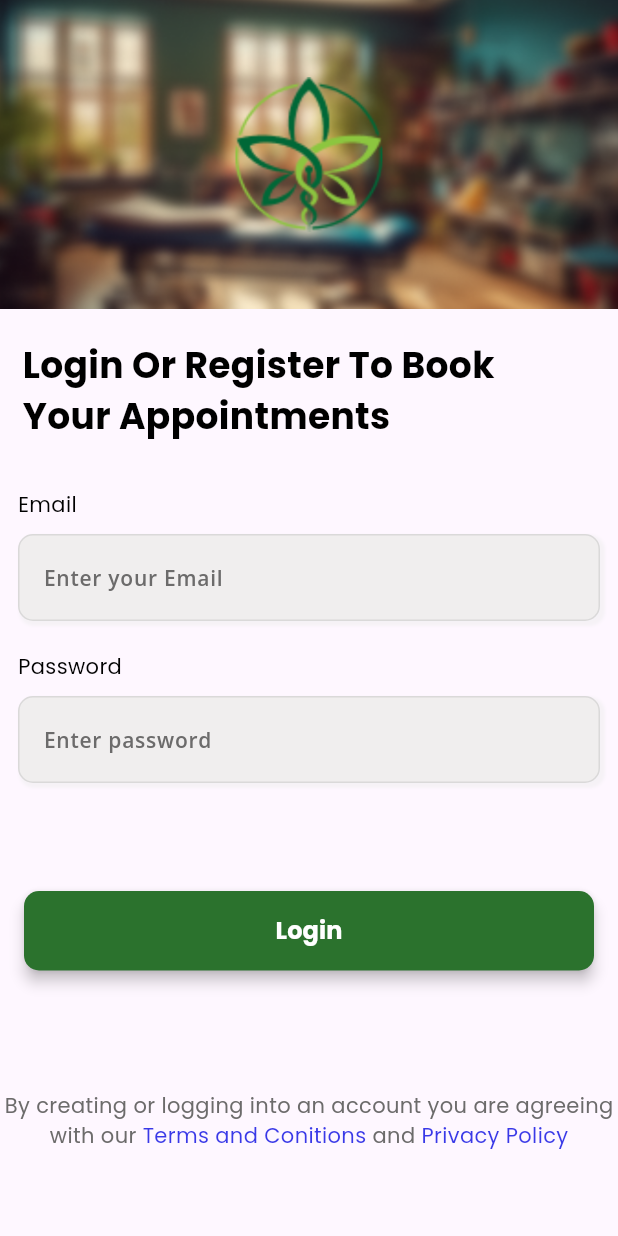
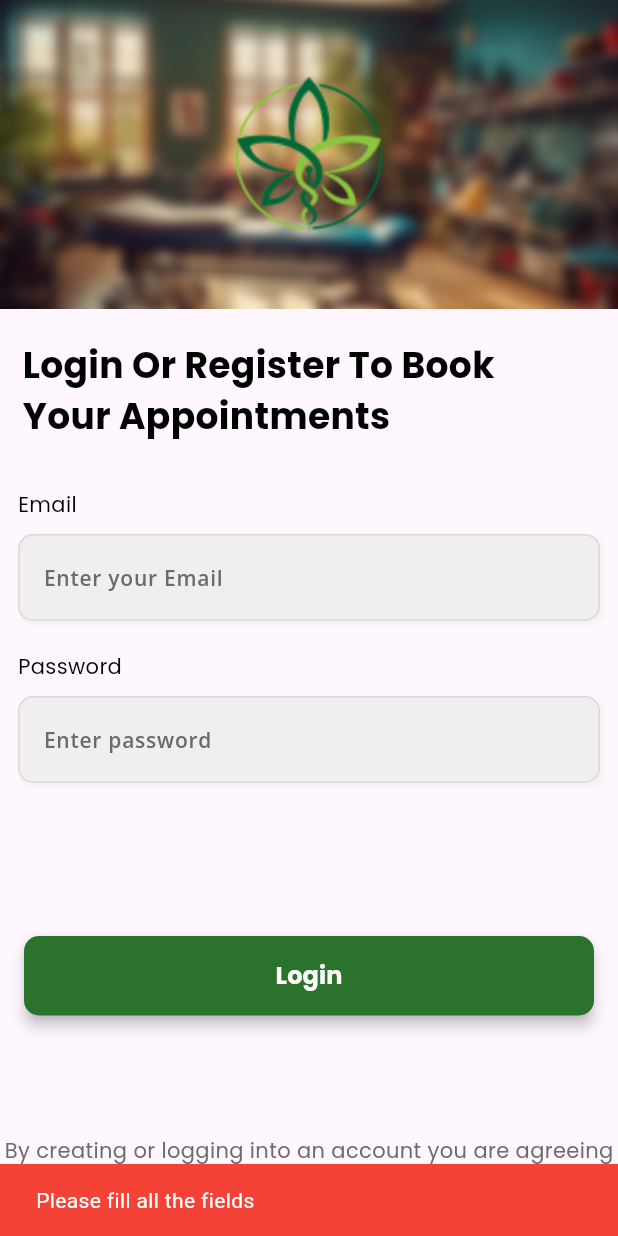
Before and after one commit to kailas1301/novi-indus, a Flutter app: the screen it shows after launch, after a tap on "Login", on a phone screen of 412 x 824 dp. Run offline on Flutter 3.47's test engine with Material 3 defaults, Android fonts, the phone set to English and light mode, and no system bars; our stand-ins replace google_fonts, shared_preferences.

Commit message:
login api side completed

```diff
--- /dev/null
+++ b/lib/core/widgets/snackbar.dart
@@ -0,0 +1,16 @@
+// Function to show a custom Snackbar with specified text and colors
+import 'package:flutter/material.dart';
+
+void showCustomSnackbar(
+    BuildContext context, String text, Color backgroundcolor, Color textcolor) {
+  ScaffoldMessenger.of(context).showSnackBar(
+    SnackBar(
+      duration: const Duration(seconds: 3),
+      content: Text(
+        text,
+        style: TextStyle(color: textcolor),
+      ),
+      backgroundColor: backgroundcolor,
+    ),
+  );
+}
--- a/lib/feautures/auth/presentation/log_in/login_screen.dart
+++ b/lib/feautures/auth/presentation/log_in/login_screen.dart
@@ -2,8 +2,12 @@ import 'package:flutter/material.dart';
 import 'package:novi_indus/core/constants/constants.dart';
 import 'package:novi_indus/core/widgets/custom_text.dart';
 import 'package:novi_indus/core/widgets/elevated_button.dart';
+import 'package:novi_indus/core/widgets/snackbar.dart';
 import 'package:novi_indus/core/widgets/text_form_field.dart';
+import 'package:novi_indus/feautures/auth/presentation/home_screen/home_screen.dart';
+import 'package:novi_indus/feautures/auth/presentation/log_in/login_view_model.dart';
 import 'package:novi_indus/main.dart';
+import 'package:provider/provider.dart';
 
 class LoginScreen extends StatelessWidget {
   const LoginScreen({super.key});
@@ -12,7 +16,7 @@ class LoginScreen extends StatelessWidget {
   Widget build(BuildContext context) {
     final TextEditingController emailController = TextEditingController();
     final TextEditingController passwordController = TextEditingController();
-
+    final authViewModel = Provider.of<AuthViewModel>(context);
     return SafeArea(
       child: Scaffold(
         body: SingleChildScrollView(
@@ -20,6 +24,7 @@ class LoginScreen extends StatelessWidget {
             crossAxisAlignment: CrossAxisAlignment.start,
             mainAxisAlignment: MainAxisAlignment.start,
             children: [
+              // log in image
               Container(
                 height: screenHeight * .25,
                 width: screenWidth,
@@ -50,6 +55,7 @@ class LoginScreen extends StatelessWidget {
                 ),
               ),
               kSizedBoxH20,
+
               // textform fields
               Padding(
                 padding: const EdgeInsets.all(12.0),
@@ -77,10 +83,44 @@ class LoginScreen extends StatelessWidget {
               // login Button
               kSizedBoxH30,
               kSizedBoxH30,
+              kSizedBoxH30,
+
+              // log in button
               Center(
                 child: ElevatedButtonWidget(
                     width: 380,
-                    onPressed: () {},
+                    onPressed: () async {
+                      if (emailController.text.isNotEmpty &&
+                          passwordController.text.isNotEmpty) {
+                        await authViewModel.login(
+                            emailController.text, passwordController.text);
+                        if (authViewModel.isAuthenticated == true) {
+                          // ignore: use_build_context_synchronously
+                          showCustomSnackbar(context, "Logged in successfully",
+                              kGreenColour, kwhiteColour);
+                          // ignore: use_build_context_synchronously
+                          Navigator.of(context).pushReplacement(
+                            MaterialPageRoute(
+                              builder: (context) => const HomeScreen(),
+                            ),
+                          );
+                        } else {
+                          showCustomSnackbar(
+                              // ignore: use_build_context_synchronously
+                              context,
+                              "Invalid username or password",
+                              kRedColour,
+                              kwhiteColour);
+                        }
+                      } else {
+                        // Show an error message
+                        showCustomSnackbar(
+                            context,
+                            "Please fill all the fields",
+                            kRedColour,
+                            kwhiteColour);
+                      }
+                    },
                     buttonText: "Login",
                     textSize: 16,
                     textColor: kwhiteColour),
@@ -88,6 +128,7 @@ class LoginScreen extends StatelessWidget {
               const SizedBox(
                 height: 80,
               ),
+
               // texts
               const Column(
                 crossAxisAlignment: CrossAxisAlignment.center,
--- /dev/null
+++ b/lib/feautures/auth/presentation/log_in/login_view_model.dart
@@ -0,0 +1,28 @@
+import 'package:flutter/material.dart';
+import 'package:novi_indus/feautures/auth/data/api/auth_service.dart';
+
+class AuthViewModel extends ChangeNotifier {
+  final AuthService _authService = AuthService();
+  bool isAuthenticated = false;
+
+  // Method to handle user login
+  Future<void> login(String username, String password) async {
+    try {
+      final status = await _authService.login(username, password);
+      isAuthenticated = status; // Update the authentication state
+      notifyListeners(); // Notify listeners about the state change
+    } catch (e) {
+      print(e.toString());
+    }
+  }
+
+  Future<void> logout() async {
+    await _authService.removeToken();
+    isAuthenticated = false; // Update the authentication state
+    notifyListeners(); // Notify listeners about the state change
+  }
+
+  bool isAuthenticationDone() {
+    return isAuthenticated;
+  }
+}
--- a/lib/main.dart
+++ b/lib/main.dart
@@ -1,10 +1,19 @@
 import 'package:flutter/material.dart';
+import 'package:novi_indus/feautures/auth/presentation/log_in/login_view_model.dart';
 import 'package:novi_indus/feautures/auth/presentation/splash_screen/splash_screen.dart';
+import 'package:provider/provider.dart';
 
 late double screenWidth;
 late double screenHeight;
 void main() {
-  runApp(const MyApp());
+  runApp(
+    MultiProvider(
+      providers: [
+        ChangeNotifierProvider(create: (_) => AuthViewModel()),
+      ],
+      child: const MyApp(),
+    ),
+  );
 }
 
 class MyApp extends StatelessWidget {
--- a/pubspec.yaml
+++ b/pubspec.yaml
@@ -36,6 +36,9 @@ dependencies:
   # Use with the CupertinoIcons class for iOS style icons.
   cupertino_icons: ^1.0.6
   google_fonts: ^6.2.1
+  http: ^1.2.1
+  shared_preferences: ^2.2.3
+  provider: ^6.1.2
 
 dev_dependencies:
   flutter_test:
```
Also changed, not shown: lib/feautures/auth/data/api/auth_service.dart (added, +47 -0 lines), lib/feautures/auth/data/models/user_model.dart (added, +19 -0 lines), lib/feautures/auth/presentation/home_screen/home_screen.dart (added, +10 -0 lines), pubspec.lock, 1 other file.
